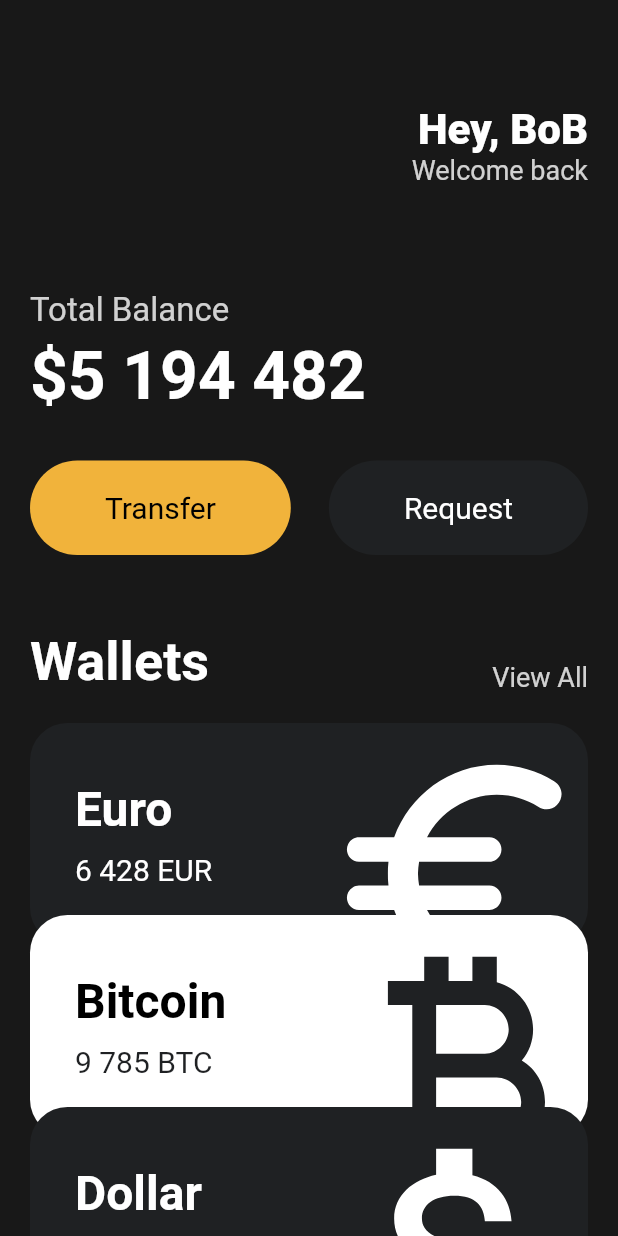
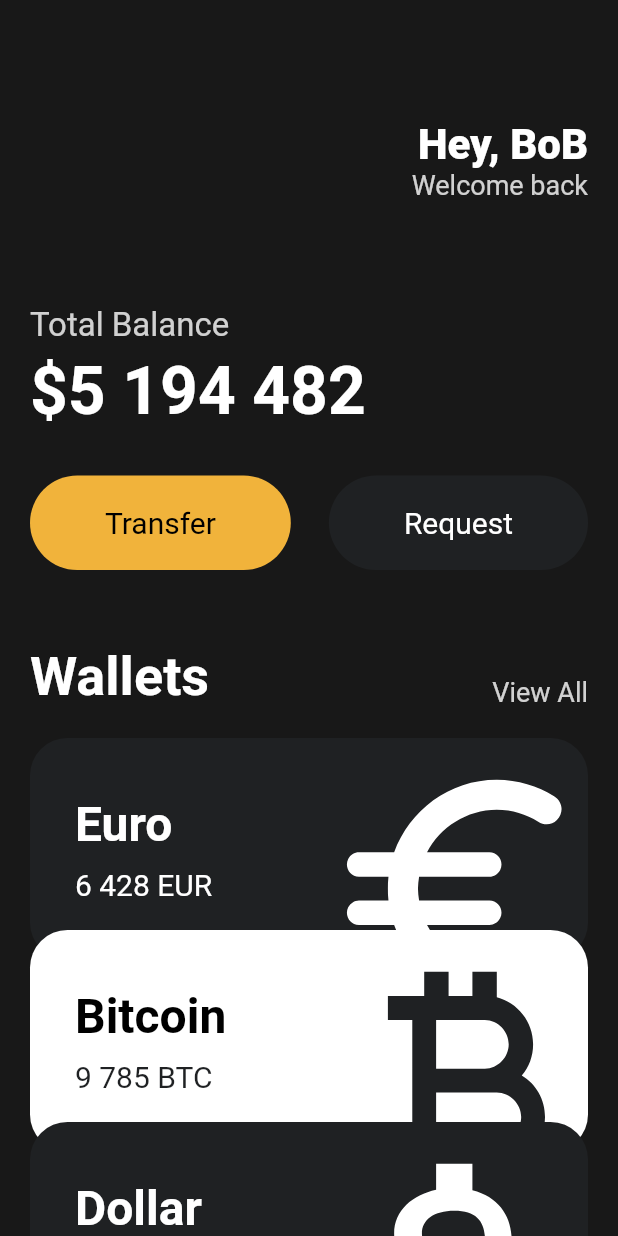
Before and after one commit to nicednjsdud/FlutterStudy, a Flutter app: the screen it shows after launch, on a phone screen of 412 x 824 dp. Run offline on Flutter 3.47's test engine with Material 2 defaults, Android fonts, the phone set to English and light mode, and no system bars.

Commit message:
Finish my first flutter ui

```diff
--- a/toonflix/lib/main.dart
+++ b/toonflix/lib/main.dart
@@ -26,7 +26,7 @@ class App extends StatelessWidget {
                 crossAxisAlignment: CrossAxisAlignment.start,
                 children: [
                   const SizedBox(
-                    height: 70,
+                    height: 80,
                   ),
                   Row(
                     mainAxisAlignment: MainAxisAlignment.end,
@@ -115,31 +115,31 @@ class App extends StatelessWidget {
                     height: 20,
                   ),
                   const CurrencyCard(
+                    rowOrder: 0,
+                    columOrder: 0,
                     name: 'Euro',
                     code: 'EUR',
                     amount: '6 428',
                     icon: Icons.euro_rounded,
                     isInverted: false,
                   ),
-                  Transform.translate(
-                    offset: const Offset(0, -20),
-                    child: const CurrencyCard(
+                  const CurrencyCard(
+                    rowOrder: 0,
+                    columOrder: -20,
                     name: 'Bitcoin',
                     code: 'BTC',
                     amount: '9 785',
                     icon: Icons.currency_bitcoin,
                     isInverted: true,
                   ),
-                  ),
-                  Transform.translate(
-                    offset: const Offset(0, -40),
-                    child: const CurrencyCard(
+                  const CurrencyCard(
+                    rowOrder: 0,
+                    columOrder: -40,
                     name: 'Dollar',
                     code: 'USD',
                     amount: '428',
                     icon: Icons.attach_money_outlined,
                     isInverted: false,
-                    ),
                   ),
                 ],
               ),
--- a/toonflix/lib/widgets/currency_card.dart
+++ b/toonflix/lib/widgets/currency_card.dart
@@ -5,6 +5,8 @@ class CurrencyCard extends StatelessWidget {
   final IconData icon;
   final bool isInverted;
   final _blackColor = const Color(0xFF1F2123);
+  final double rowOrder;
+  final double columOrder;
 
   const CurrencyCard({
     super.key,
@@ -13,11 +15,15 @@ class CurrencyCard extends StatelessWidget {
     required this.amount,
     required this.icon,
     required this.isInverted,
+    required this.rowOrder,
+    required this.columOrder,
   });
 
   @override
   Widget build(BuildContext context) {
-    return Container(
+    return Transform.translate(
+      offset: Offset(rowOrder, columOrder),
+      child: Container(
         clipBehavior: Clip.hardEdge,
         decoration: BoxDecoration(
           color: isInverted ? Colors.white : _blackColor,
@@ -83,6 +89,7 @@ class CurrencyCard extends StatelessWidget {
             ],
           ),
         ),
+      ),
     );
   }
 }
```
Lines whose indentation alone changed are shown as unchanged.
